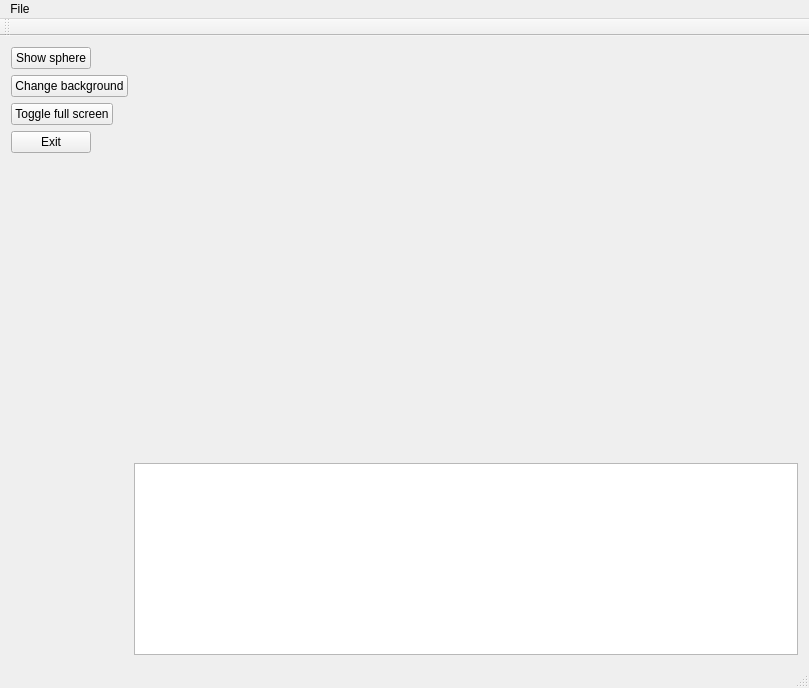
Old version of the form RoFILib/visualizer/rofiapp_mainWindow.ui in the repository paradise-fi/RoFI.
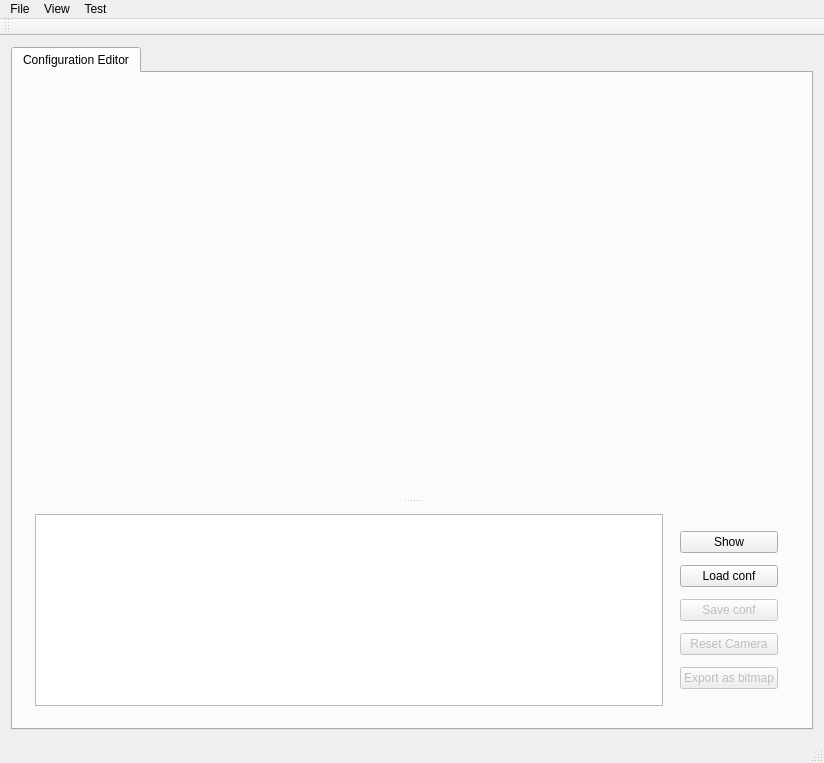
New version of the form. Custom widgets are drawn as their Qt base class.

The edit to the form file:
```diff
--- a/RoFILib/visualizer/rofiapp_mainWindow.ui
+++ b/RoFILib/visualizer/rofiapp_mainWindow.ui
@@ -6,84 +6,153 @@
    <rect>
     <x>0</x>
     <y>0</y>
-    <width>809</width>
-    <height>688</height>
+    <width>824</width>
+    <height>763</height>
    </rect>
   </property>
+  <property name="sizePolicy">
+   <sizepolicy hsizetype="MinimumExpanding" vsizetype="MinimumExpanding">
+    <horstretch>0</horstretch>
+    <verstretch>0</verstretch>
+   </sizepolicy>
+  </property>
   <property name="windowTitle">
    <string>RoFI User Application</string>
   </property>
   <widget class="QWidget" name="centralWidget">
-   <layout class="QHBoxLayout" name="horizontalLayout">
+   <property name="sizePolicy">
+    <sizepolicy hsizetype="Expanding" vsizetype="Expanding">
+     <horstretch>0</horstretch>
+     <verstretch>0</verstretch>
+    </sizepolicy>
+   </property>
+   <layout class="QVBoxLayout" name="verticalLayout">
     <item>
-     <layout class="QFormLayout" name="formLayout">
-      <property name="sizeConstraint">
-       <enum>QLayout::SetMinimumSize</enum>
+     <widget class="QTabWidget" name="tabWidget">
+      <property name="currentIndex">
+       <number>0</number>
       </property>
-      <item row="1" column="0">
-       <widget class="QPushButton" name="pushButton_4">
-        <property name="text">
-         <string>Change background</string>
-        </property>
-       </widget>
-      </item>
-      <item row="2" column="0">
-       <widget class="QPushButton" name="pushButton_3">
-        <property name="text">
-         <string>Toggle full screen</string>
-        </property>
-       </widget>
-      </item>
-      <item row="3" column="0">
-       <widget class="QPushButton" name="pushButton">
-        <property name="text">
-         <string>Exit</string>
-        </property>
-       </widget>
-      </item>
-      <item row="0" column="0">
-       <widget class="QPushButton" name="pushButton_2">
-        <property name="text">
-         <string>Show sphere</string>
-        </property>
-       </widget>
-      </item>
-     </layout>
-    </item>
-    <item>
-     <layout class="QVBoxLayout" name="verticalLayout">
-      <property name="sizeConstraint">
-       <enum>QLayout::SetMaximumSize</enum>
-      </property>
-      <item>
-       <layout class="QVBoxLayout" name="verticalLayout_5">
-        <item>
-         <widget class="QVTKWidget" name="qvtkWidget">
-          <property name="sizePolicy">
-           <sizepolicy hsizetype="Expanding" vsizetype="Expanding">
-            <horstretch>0</horstretch>
-            <verstretch>0</verstretch>
-           </sizepolicy>
-          </property>
-         </widget>
+      <widget class="QWidget" name="tab">
+       <property name="sizePolicy">
+        <sizepolicy hsizetype="Maximum" vsizetype="Maximum">
+         <horstretch>0</horstretch>
+         <verstretch>0</verstretch>
+        </sizepolicy>
+       </property>
+       <attribute name="title">
+        <string>Configuration Editor</string>
+       </attribute>
+       <layout class="QGridLayout" name="gridLayout_2">
+        <item row="0" column="1">
+         <layout class="QGridLayout" name="gridLayout">
+          <item row="0" column="0">
+           <widget class="QSplitter" name="splitter">
+            <property name="sizePolicy">
+             <sizepolicy hsizetype="Expanding" vsizetype="Expanding">
+              <horstretch>0</horstretch>
+              <verstretch>0</verstretch>
+             </sizepolicy>
+            </property>
+            <property name="maximumSize">
+             <size>
+              <width>16777215</width>
+              <height>16777215</height>
+             </size>
+            </property>
+            <property name="orientation">
+             <enum>Qt::Vertical</enum>
+            </property>
+            <widget class="QVTKWidget" name="qvtkWidget">
+             <property name="sizePolicy">
+              <sizepolicy hsizetype="Expanding" vsizetype="Expanding">
+               <horstretch>0</horstretch>
+               <verstretch>2</verstretch>
+              </sizepolicy>
+             </property>
+             <property name="minimumSize">
+              <size>
+               <width>0</width>
+               <height>0</height>
+              </size>
+             </property>
+            </widget>
+            <widget class="QWidget" name="horizontalLayoutWidget">
+             <layout class="QHBoxLayout" name="horizontalLayout_2">
+              <item>
+               <widget class="QPlainTextEdit" name="configTextWindow">
+                <property name="sizePolicy">
+                 <sizepolicy hsizetype="Expanding" vsizetype="Preferred">
+                  <horstretch>0</horstretch>
+                  <verstretch>1</verstretch>
+                 </sizepolicy>
+                </property>
+                <property name="plainText">
+                 <string/>
+                </property>
+               </widget>
+              </item>
+              <item>
+               <widget class="QWidget" name="widget" native="true">
+                <layout class="QGridLayout" name="gridLayout_3">
+                 <item row="2" column="0">
+                  <widget class="QPushButton" name="saveConf">
+                   <property name="enabled">
+                    <bool>false</bool>
+                   </property>
+                   <property name="text">
+                    <string>Save conf</string>
+                   </property>
+                  </widget>
+                 </item>
+                 <item row="4" column="0">
+                  <widget class="QPushButton" name="exportConf">
+                   <property name="enabled">
+                    <bool>false</bool>
+                   </property>
+                   <property name="text">
+                    <string>Export as bitmap</string>
+                   </property>
+                  </widget>
+                 </item>
+                 <item row="1" column="0">
+                  <widget class="QPushButton" name="loadConf">
+                   <property name="text">
+                    <string>Load conf</string>
+                   </property>
+                  </widget>
+                 </item>
+                 <item row="0" column="0">
+                  <widget class="QPushButton" name="showConf">
+                   <property name="enabled">
+                    <bool>true</bool>
+                   </property>
+                   <property name="text">
+                    <string>Show</string>
+                   </property>
+                  </widget>
+                 </item>
+                 <item row="3" column="0">
+                  <widget class="QPushButton" name="resetCamera">
+                   <property name="enabled">
+                    <bool>false</bool>
+                   </property>
+                   <property name="text">
+                    <string>Reset Camera</string>
+                   </property>
+                  </widget>
+                 </item>
+                </layout>
+               </widget>
+              </item>
+             </layout>
+            </widget>
+           </widget>
+          </item>
+         </layout>
         </item>
        </layout>
-      </item>
-      <item>
-       <layout class="QVBoxLayout" name="verticalLayout_6">
-        <item>
-         <widget class="QTextEdit" name="textEdit">
-          <property name="sizePolicy">
-           <sizepolicy hsizetype="Expanding" vsizetype="Preferred">
-            <horstretch>0</horstretch>
-            <verstretch>0</verstretch>
-           </sizepolicy>
-          </property>
-         </widget>
-        </item>
-       </layout>
-      </item>
-     </layout>
+      </widget>
+     </widget>
     </item>
    </layout>
   </widget>
@@ -92,7 +161,7 @@
     <rect>
      <x>0</x>
      <y>0</y>
-     <width>809</width>
+     <width>824</width>
      <height>24</height>
     </rect>
    </property>
@@ -102,7 +171,22 @@
     </property>
     <addaction name="actionQuit"/>
    </widget>
+   <widget class="QMenu" name="menuView">
+    <property name="title">
+     <string>View</string>
+    </property>
+    <addaction name="actionToggle_full_screen"/>
+    <addaction name="actionChange_background"/>
+   </widget>
+   <widget class="QMenu" name="menuTest">
+    <property name="title">
+     <string>Test</string>
+    </property>
+    <addaction name="actionShow_sphere"/>
+   </widget>
    <addaction name="menuFile"/>
+   <addaction name="menuView"/>
+   <addaction name="menuTest"/>
   </widget>
   <widget class="QToolBar" name="mainToolBar">
    <attribute name="toolBarArea">
```
Left out of the diff: 59 changed lines with no effect on the pictures.
